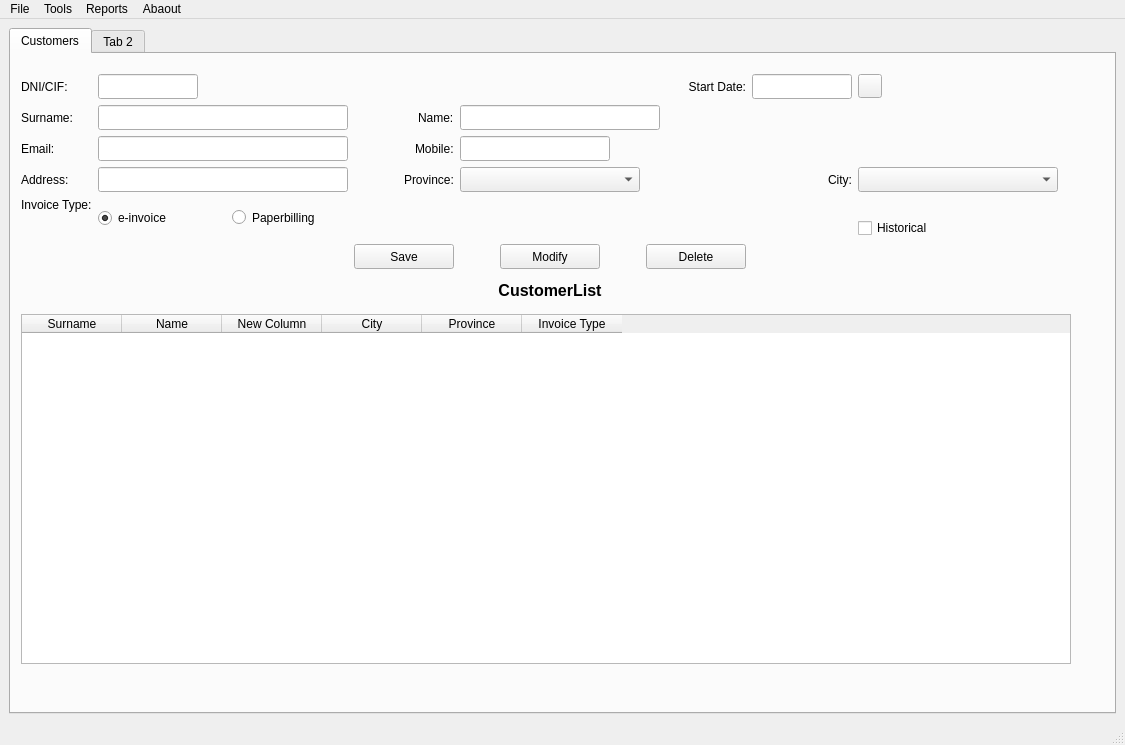
This is templates/window.ui in MiguelRQ24/espresa_teis as Qt 5 draws it before an edit. The edited form follows.
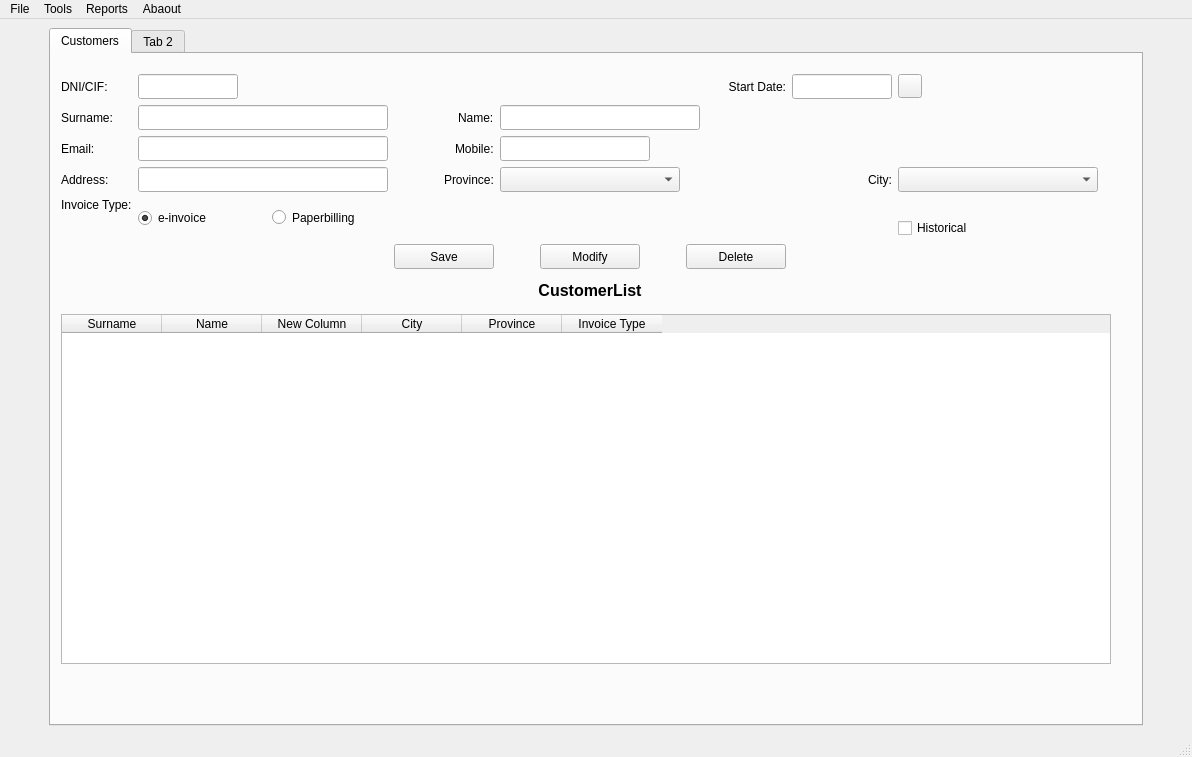
This is the edited form. Icons and pictures are not drawn.

Commit message: feat(window.py): Ajustar tamaño de la ventana

The edit to the form file:
```diff
--- a/templates/window.ui
+++ b/templates/window.ui
@@ -6,8 +6,8 @@
    <rect>
     <x>0</x>
     <y>0</y>
-    <width>1125</width>
-    <height>745</height>
+    <width>1192</width>
+    <height>757</height>
    </rect>
   </property>
   <property name="windowTitle">
@@ -15,8 +15,30 @@
   </property>
   <widget class="QWidget" name="centralwidget">
    <layout class="QHBoxLayout" name="horizontalLayout">
+    <item>
+     <spacer name="horizontalSpacer">
+      <property name="orientation">
+       <enum>Qt::Horizontal</enum>
+      </property>
+      <property name="sizeType">
+       <enum>QSizePolicy::Fixed</enum>
+      </property>
+      <property name="sizeHint" stdset="0">
+       <size>
+        <width>40</width>
+        <height>20</height>
+       </size>
+      </property>
+     </spacer>
+    </item>
     <item>
      <widget class="QTabWidget" name="panMain">
+      <property name="maximumSize">
+       <size>
+        <width>1100</width>
+        <height>900</height>
+       </size>
+      </property>
       <property name="currentIndex">
        <number>0</number>
       </property>
@@ -551,6 +573,22 @@
       </widget>
      </widget>
     </item>
+    <item>
+     <spacer name="horizontalSpacer_2">
+      <property name="orientation">
+       <enum>Qt::Horizontal</enum>
+      </property>
+      <property name="sizeType">
+       <enum>QSizePolicy::Fixed</enum>
+      </property>
+      <property name="sizeHint" stdset="0">
+       <size>
+        <width>40</width>
+        <height>20</height>
+       </size>
+      </property>
+     </spacer>
+    </item>
    </layout>
   </widget>
   <widget class="QMenuBar" name="menubar">
@@ -558,7 +596,7 @@
     <rect>
      <x>0</x>
      <y>0</y>
-     <width>1125</width>
+     <width>1192</width>
      <height>21</height>
     </rect>
    </property>
```
Left out of the diff: 20 changed lines with no effect on the pictures. The commit also changes 1 other file.
